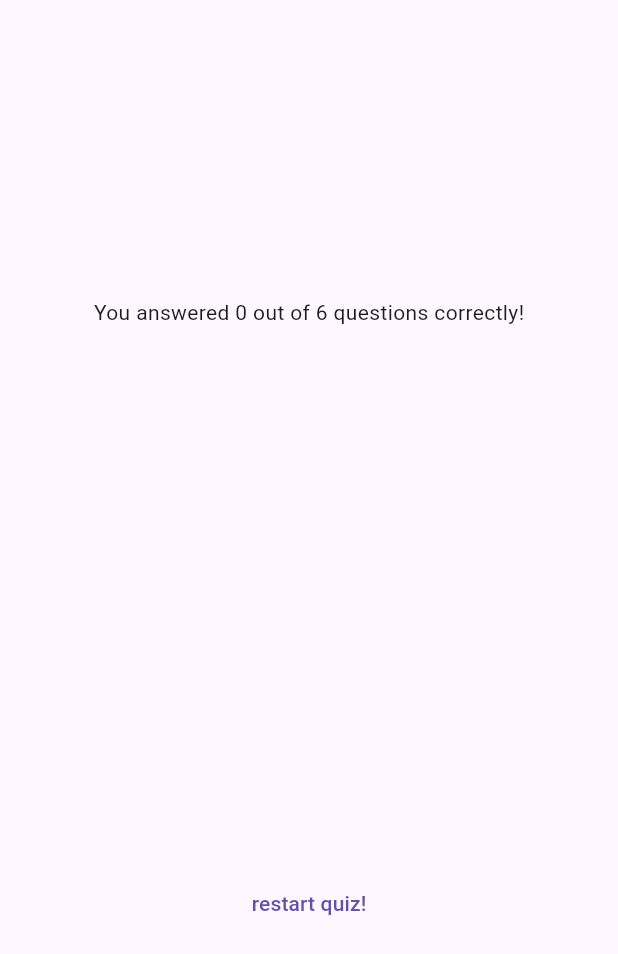
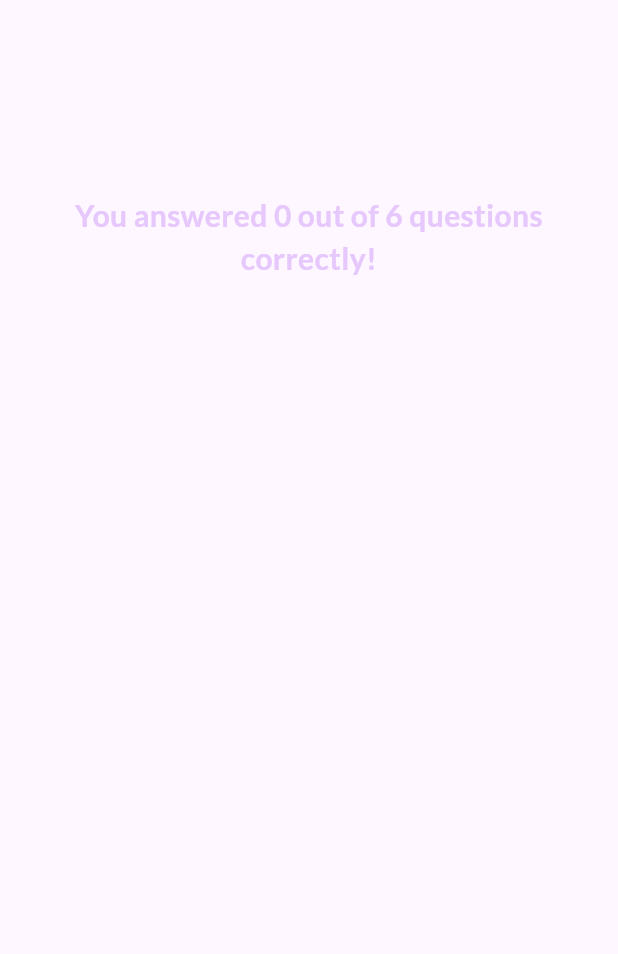
Before and after one commit to JoshuaScherer1996/quiz_app, a Flutter app: the ResultsScreen widget shown alone on an empty page, opened directly with empty values, on a phone screen of 412 x 824 dp. Shown: the top 954 px of the screen. Run offline on Flutter 3.47's test engine with Material 3 defaults, Android fonts, the phone set to English and light mode, and no system bars; our stand-ins replace google_fonts.

Commit message:
completed the final challenge for this app. all question summary files are completed, the code is optimized and the ui looks better.

```diff
--- a/lib/questions_summary/questions_summary.dart
+++ b/lib/questions_summary/questions_summary.dart
@@ -1,4 +1,5 @@
 import 'package:flutter/material.dart';
+import 'package:quiz_app/questions_summary/summary_item.dart';
 
 class QuestionsSummary extends StatelessWidget {
   const QuestionsSummary(this.summaryData, {super.key});
@@ -8,28 +9,14 @@ class QuestionsSummary extends StatelessWidget {
   @override
   Widget build(BuildContext context) {
     return SizedBox(
-      height: 300,
+      height: 400,
       child: SingleChildScrollView(
         child: Column(
-          children: summaryData.map((data) {
-            return Row(
-              children: [
-                Text(((data['question_index'] as int) + 1).toString()),
-                Expanded(
-                  child: Column(
-                    children: [
-                      Text(data['question'] as String),
-                      const SizedBox(
-                        height: 5,
-                      ),
-                      Text(data['user_answer'] as String),
-                      Text(data['correct_answer'] as String),
-                    ],
-                  ),
-                ),
-              ],
-            );
-          }).toList(),
+          children: summaryData.map(
+            (data) {
+              return SummaryItem(data);
+            },
+          ).toList(),
         ),
       ),
     );
--- a/lib/results_screen.dart
+++ b/lib/results_screen.dart
@@ -1,4 +1,5 @@
 import 'package:flutter/material.dart';
+import 'package:google_fonts/google_fonts.dart';
 import 'package:quiz_app/data/questions.dart';
 import 'package:quiz_app/questions_summary/questions_summary.dart';
 
@@ -6,9 +7,11 @@ class ResultsScreen extends StatelessWidget {
   const ResultsScreen({
     super.key,
     required this.chosenAnswers,
+    required this.onRestart,
   });
 
   final List<String> chosenAnswers;
+  final void Function() onRestart;
 
   List<Map<String, Object>> getSummaryData() {
     final List<Map<String, Object>> summary = [];
@@ -41,6 +44,12 @@ class ResultsScreen extends StatelessWidget {
           children: [
             Text(
               'You answered $numCorrectQuesions out of $numTotalQuestions questions correctly!',
+              style: GoogleFonts.lato(
+                color: const Color.fromARGB(255, 230, 200, 253),
+                fontSize: 20,
+                fontWeight: FontWeight.bold,
+              ),
+              textAlign: TextAlign.center,
             ),
             const SizedBox(
               height: 30,
@@ -49,9 +58,13 @@ class ResultsScreen extends StatelessWidget {
             const SizedBox(
               height: 30,
             ),
-            TextButton(
-              onPressed: () {},
-              child: const Text('restart quiz!'),
+            TextButton.icon(
+              onPressed: onRestart,
+              style: TextButton.styleFrom(
+                foregroundColor: Colors.white,
+              ),
+              icon: const Icon(Icons.refresh),
+              label: const Text('Restart Quiz!'),
             )
           ],
         ),
```
Also changed, not shown: lib/questions_summary/summary_item.dart (+57 -1 lines), lib/quiz.dart (+8 -0 lines).
